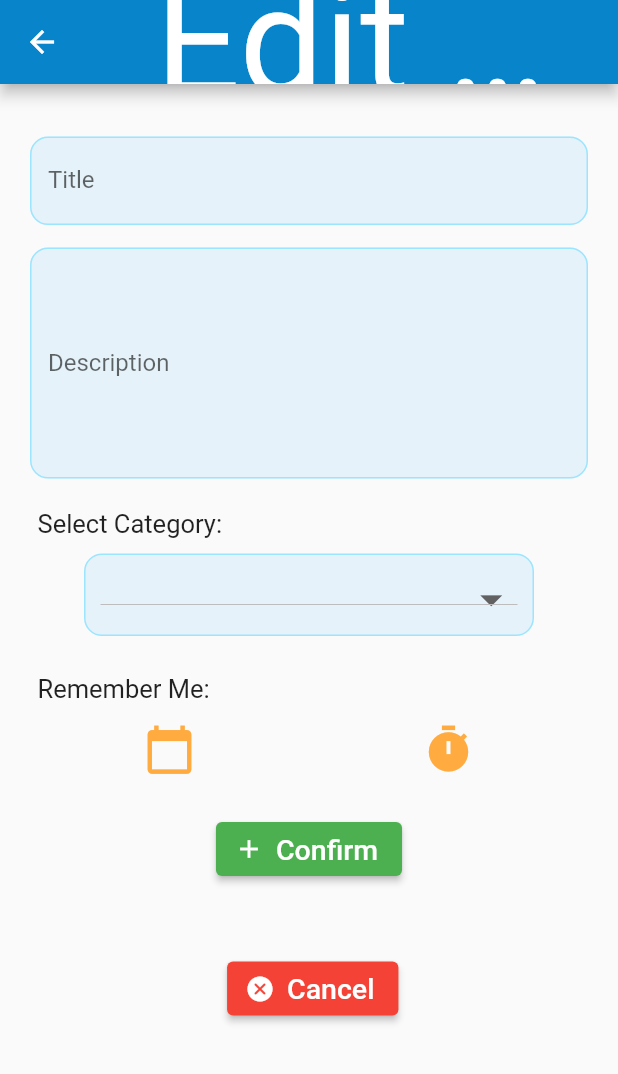
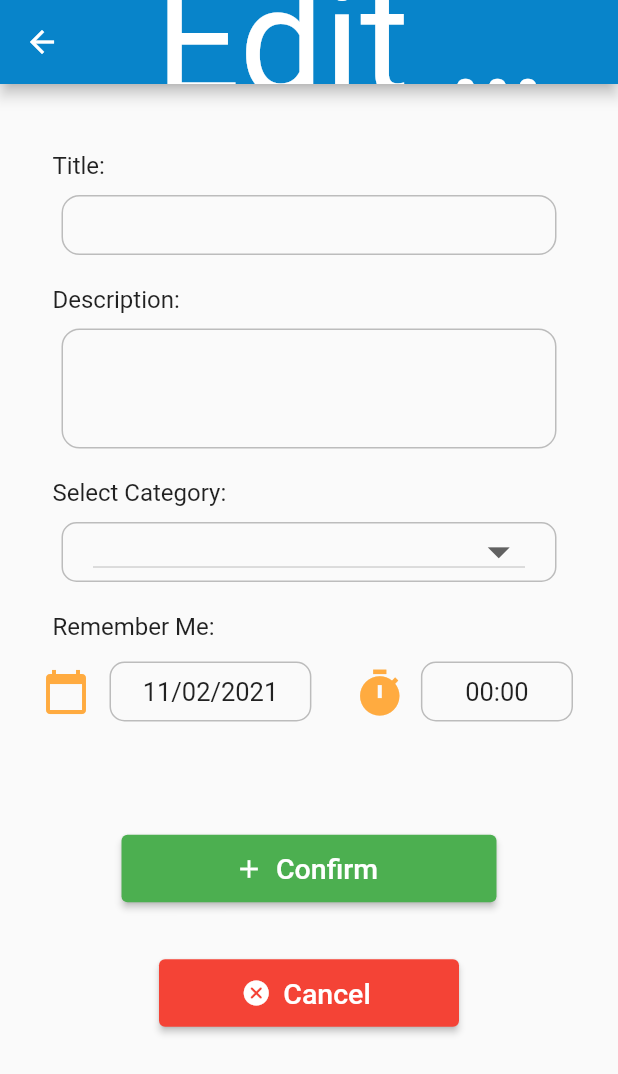
Before and after one commit to luisfdgois/AppAgenda, a Flutter app: the AnnotationEdit screen opened directly with empty values, on a phone screen of 412 x 824 dp. Shown: the top 1074 px of the screen. Run offline on Flutter 3.47's test engine with Material 2 defaults, Android fonts, the phone set to English and light mode, and no system bars; our stand-ins replace date_format, table_calendar.

Commit message:
Refatoração na tela de edição de anotações e aplicação do novo design de tela na mesma

```diff
--- a/lib/models/Annotation.dart
+++ b/lib/models/Annotation.dart
@@ -2,11 +2,11 @@ import 'package:flutter/material.dart';
 
 class Annotation {
   int? Id;
-  final String Title;
-  final String Description;
-  final String Category;
-  final DateTime Date;
-  final bool Notifiable;
+  String Title;
+  String Description;
+  String Category;
+  DateTime Date;
+  bool Notifiable;
 
   Annotation(
       this.Id,
--- a/lib/views/annotations/forms/annotation_create.dart
+++ b/lib/views/annotations/forms/annotation_create.dart
@@ -142,7 +142,7 @@ class _AnnotationCreateState extends State<AnnotationCreate> {
                                       },
                                       icon: Icon(Icons.calendar_today,
                                           color: Colors.orangeAccent,
-                                          size: 35)),
+                                          size: 32)),
                                 ),
                                 Expanded(
                                     flex: 3,
@@ -150,7 +150,7 @@ class _AnnotationCreateState extends State<AnnotationCreate> {
                                         width: 120,
                                         height: 40,
                                         margin: EdgeInsets.only(
-                                            left: 10, right: 20),
+                                            left: 5, right: 20),
                                         alignment: Alignment.center,
                                         decoration: BoxDecoration(
                                             borderRadius:
@@ -177,7 +177,7 @@ class _AnnotationCreateState extends State<AnnotationCreate> {
                                     child: Container(
                                         width: 80,
                                         height: 40,
-                                        margin: EdgeInsets.only(left: 10),
+                                        margin: EdgeInsets.only(left: 5),
                                         alignment: Alignment.center,
                                         decoration: BoxDecoration(
                                             borderRadius:
--- a/lib/views/annotations/forms/annotation_edit.dart
+++ b/lib/views/annotations/forms/annotation_edit.dart
@@ -1,3 +1,4 @@
+import 'package:date_format/date_format.dart';
 import 'package:flutter/cupertino.dart';
 import 'package:flutter/material.dart';
 import 'package:projeto_agenda/data/AnnotationRepository.dart';
@@ -17,18 +18,18 @@ class _AnnotationEditState extends State<AnnotationEdit> {
   final Map<String, Object> _mapForm = {};
 
   final _categories = {...dummy_categories}.values.toList();
-  String _chosenCategory = "Any";
+  String? _chosenCategory;
 
-  DateTime? _selectedDate;
   TimeOfDay? _selectedTime;
+
+  Annotation? annotation;
 
   @override
   Widget build(BuildContext context) {
-    final annotation = ModalRoute.of(context)!.settings.arguments as Annotation;
+    annotation = ModalRoute.of(context)!.settings.arguments as Annotation;
 
-    _chosenCategory = annotation.Category;
-    _selectedDate = annotation.Date;
-    _selectedTime = TimeOfDay.fromDateTime(annotation.Date);
+    _chosenCategory = annotation!.Category;
+    TimeOfDay? _selectedTimeTemp = _getTime();
 
     return Scaffold(
         appBar: AppBar(
@@ -43,68 +44,71 @@ class _AnnotationEditState extends State<AnnotationEdit> {
                 child: ListView(children: [
                   Padding(
                       padding: EdgeInsets.only(top: 15),
-                      child: Container(
-                          width: 330,
-                          decoration: BoxDecoration(
-                              color: Color(0xffE6F2F9),
-                              borderRadius: BorderRadius.circular(12)),
-                          child: TextFormField(
-                            initialValue: annotation.Title,
-                            decoration: InputDecoration(
-                                labelText: 'Title',
-                                focusedBorder: OutlineInputBorder(
-                                    borderSide:
-                                    BorderSide(color: Color(0xff9CE5FF)),
-                                    borderRadius: BorderRadius.circular(12)),
-                                enabledBorder: OutlineInputBorder(
-                                    borderSide:
-                                    BorderSide(color: Color(0xff9CE5FF)),
-                                    borderRadius: BorderRadius.circular(12))),
-                            onSaved: (value) => _mapForm["title"] = value!,
-                          ))),
-                  Padding(
-                      padding: EdgeInsets.only(top: 15),
-                      child: Container(
-                          width: 330,
-                          decoration: BoxDecoration(
-                              color: Color(0xffE6F2F9),
-                              borderRadius: BorderRadius.circular(12)),
-                          child: TextFormField(
-                              initialValue: annotation.Description,
-                              keyboardType: TextInputType.multiline,
-                              maxLines: 6,
-                              decoration: InputDecoration(
-                                  labelText: 'Description',
-                                  focusedBorder: OutlineInputBorder(
-                                      borderSide:
-                                      BorderSide(color: Color(0xff9CE5FF)),
-                                      borderRadius: BorderRadius.circular(12)),
-                                  enabledBorder: OutlineInputBorder(
-                                      borderSide:
-                                      BorderSide(color: Color(0xff9CE5FF)),
-                                      borderRadius: BorderRadius.circular(12))),
-                              onSaved: (value) =>
-                              _mapForm["description"] = value!))),
-                  Padding(
-                      padding: EdgeInsets.only(top: 15),
                       child: Column(
                         children: [
                           Container(
                             alignment: Alignment.centerLeft,
                             padding:
-                              EdgeInsets.only(top: 5, left: 5, bottom: 10),
+                                EdgeInsets.only(top: 10, bottom: 10, left: 15),
+                            child:
+                                Text("Title:", style: TextStyle(fontSize: 16)),
+                          ),
+                          Container(
+                              width: 330,
+                              height: 40,
+                              decoration: BoxDecoration(
+                                  borderRadius: BorderRadius.circular(10)),
+                              child: TextFormField(
+                                initialValue: annotation!.Title,
+                                style: TextStyle(fontSize: 17),
+                                decoration: _buildInputDecoration(),
+                                onSaved: (value) => _mapForm["title"] = value!,
+                              )),
+                        ],
+                      )),
+                  Padding(
+                      padding: EdgeInsets.only(top: 20),
+                      child: Column(
+                        children: [
+                          Container(
+                            alignment: Alignment.centerLeft,
+                            padding: EdgeInsets.only(bottom: 10, left: 15),
+                            child: Text("Description:",
+                                style: TextStyle(fontSize: 16)),
+                          ),
+                          Container(
+                              width: 330,
+                              height: 80,
+                              decoration: BoxDecoration(
+                                  borderRadius: BorderRadius.circular(10)),
+                              child: TextFormField(
+                                  initialValue: annotation!.Description,
+                                  style: TextStyle(fontSize: 17),
+                                  keyboardType: TextInputType.multiline,
+                                  maxLines: 6,
+                                  decoration: _buildInputDecoration(),
+                                  onSaved: (value) =>
+                                      _mapForm["description"] = value!))
+                        ],
+                      )),
+                  Padding(
+                      padding: EdgeInsets.only(top: 20),
+                      child: Column(
+                        children: [
+                          Container(
+                              alignment: Alignment.centerLeft,
+                              padding: EdgeInsets.only(left: 15, bottom: 10),
                               child: Text("Select Category:",
-                                  style: TextStyle(fontSize: 17))),
+                                  style: TextStyle(fontSize: 16))),
                           Container(
                               padding: EdgeInsets.symmetric(
-                                  vertical: 12, horizontal: 10),
-                              width: 300,
-                              height: 55,
+                                  vertical: 1, horizontal: 20),
+                              width: 330,
+                              height: 40,
                               decoration: BoxDecoration(
-                                  color: Color(0xffE6F2F9),
-                                  borderRadius: BorderRadius.circular(12),
+                                  borderRadius: BorderRadius.circular(10),
                                   border: Border.all(
-                                      color: Color(0xff9CE5FF), width: 1)),
+                                      color: Color(0xffBCBCBC), width: 1)),
                               child: DropdownButton(
                                 value: _chosenCategory,
                                 isExpanded: true,
@@ -112,7 +116,7 @@ class _AnnotationEditState extends State<AnnotationEdit> {
                                 onChanged: (String? newChoice) => {
                                   setState(() {
                                     _chosenCategory = newChoice!;
-                                    _mapForm["title"] = _chosenCategory;
+                                    _mapForm["title"] = _chosenCategory!;
                                   })
                                 },
                                 items: _categories
@@ -127,30 +131,47 @@ class _AnnotationEditState extends State<AnnotationEdit> {
                         ],
                       )),
                   Padding(
-                      padding: EdgeInsets.only(top: 15),
+                      padding: EdgeInsets.only(top: 20, right: 10),
                       child: Column(
                         children: [
                           Container(
                               alignment: Alignment.centerLeft,
-                              padding:
-                              EdgeInsets.only(top: 10, left: 5, bottom: 5),
+                              padding: EdgeInsets.only(left: 15, bottom: 10),
                               child: Text("Remember Me:",
-                                  style: TextStyle(fontSize: 17))),
+                                  style: TextStyle(fontSize: 16))),
                           Container(
                             child: Row(
                               children: [
                                 Expanded(
-                                  flex: 2,
+                                  flex: 0,
                                   child: IconButton(
                                       onPressed: () {
                                         _selectDate(context);
                                       },
                                       icon: Icon(Icons.calendar_today,
                                           color: Colors.orangeAccent,
-                                          size: 35)),
+                                          size: 32)),
                                 ),
                                 Expanded(
-                                  flex: 2,
+                                    flex: 3,
+                                    child: Container(
+                                        width: 120,
+                                        height: 40,
+                                        margin:
+                                            EdgeInsets.only(left: 5, right: 20),
+                                        alignment: Alignment.center,
+                                        decoration: BoxDecoration(
+                                            borderRadius:
+                                                BorderRadius.circular(10),
+                                            border: Border.all(
+                                                color: Color(0xffBCBCBC))),
+                                        child: Text(
+                                          formatDate(annotation!.Date,
+                                              ['mm', '/', 'dd', '/', 'yyyy']),
+                                          style: TextStyle(fontSize: 17),
+                                        ))),
+                                Expanded(
+                                  flex: 0,
                                   child: IconButton(
                                       onPressed: () {
                                         _selectTime(context);
@@ -158,7 +179,25 @@ class _AnnotationEditState extends State<AnnotationEdit> {
                                       icon: Icon(Icons.timer,
                                           color: Colors.orangeAccent,
                                           size: 35)),
-                                )
+                                ),
+                                Expanded(
+                                    flex: 2,
+                                    child: Container(
+                                        width: 80,
+                                        height: 40,
+                                        margin: EdgeInsets.only(left: 5),
+                                        alignment: Alignment.center,
+                                        decoration: BoxDecoration(
+                                            borderRadius:
+                                                BorderRadius.circular(10),
+                                            border: Border.all(
+                                                color: Color(0xffBCBCBC))),
+                                        child: Text(
+                                          _selectedTimeTemp != null
+                                              ? "${_selectedTimeTemp.hour}:${_selectedTimeTemp.minute}"
+                                              : "00:00",
+                                          style: TextStyle(fontSize: 17),
+                                        )))
                               ],
                             ),
                           )
@@ -169,32 +208,28 @@ class _AnnotationEditState extends State<AnnotationEdit> {
                       children: [
                         Center(
                             child: Container(
-                                padding: EdgeInsets.only(top: 20),
+                                padding: EdgeInsets.only(top: 70),
                                 child: ElevatedButton.icon(
                                     onPressed: () {
                                       _form.currentState?.save();
                                       Provider.of<AnnotationRepository>(context,
                                               listen: false)
-                                          .update(annotation.Id!, Annotation(
-                                          0,
-                                          _mapForm["title"]!.toString(),
-                                          _mapForm["description"]!
-                                              .toString(),
-                                          _chosenCategory,
-                                          _getDate(),
-                                          _isNotifiable()));
+                                          .update(annotation!.Id!,
+                                              _createAnnotationFromFormFields());
                                       Navigator.of(context).pop();
                                     },
                                     icon: Icon(Icons.add, size: 20),
                                     label: Text("Confirm",
                                         style: TextStyle(fontSize: 19)),
                                     style: ButtonStyle(
+                                        fixedSize: MaterialStateProperty.all(
+                                            Size(250, 45)),
                                         backgroundColor:
                                             MaterialStateProperty.all(
                                                 Colors.green))))),
-                        Padding(
-                            padding: EdgeInsets.only(
-                                left: 10, top: 45, bottom: 10, right: 5),
+                        Center(
+                            child: Container(
+                                padding: EdgeInsets.only(top: 35),
                                 child: ElevatedButton.icon(
                                     onPressed: () {
                                       Navigator.of(context).pop();
@@ -206,25 +241,57 @@ class _AnnotationEditState extends State<AnnotationEdit> {
                                     label: Text("Cancel",
                                         style: TextStyle(fontSize: 19)),
                                     style: ButtonStyle(
+                                        fixedSize: MaterialStateProperty.all(
+                                            Size(200, 45)),
                                         backgroundColor:
-                                    MaterialStateProperty.all(Colors.red))))
+                                            MaterialStateProperty.all(
+                                                Colors.red)))))
                       ],
                     ),
                   )
                 ]))));
   }
 
+  Annotation _createAnnotationFromFormFields() {
+    return Annotation(
+        0,
+        _mapForm["title"]!.toString(),
+        _mapForm["description"]!.toString(),
+        _chosenCategory!,
+        _getDate(),
+        _isNotifiable());
+  }
+
+  InputDecoration _buildInputDecoration() {
+    return InputDecoration(
+        alignLabelWithHint: true,
+        focusedBorder: _buildFocusedBorder(),
+        enabledBorder: _buildEnabledBorder());
+  }
+
+  OutlineInputBorder _buildFocusedBorder() {
+    return OutlineInputBorder(
+        borderSide: BorderSide(color: Color(0xff9CE5FF)),
+        borderRadius: BorderRadius.circular(12));
+  }
+
+  OutlineInputBorder _buildEnabledBorder() {
+    return OutlineInputBorder(
+        borderSide: BorderSide(color: Color(0xffBCBCBC)),
+        borderRadius: BorderRadius.circular(12));
+  }
+
   void _selectDate(BuildContext context) async {
     final DateTime? picked = await showDatePicker(
         context: context,
-        initialDate: _selectedDate ?? DateTime.now(),
+        initialDate: annotation!.Date,
         firstDate: DateTime(2000, 1, 1),
         lastDate: DateTime(2030, 12, 31),
         initialDatePickerMode: DatePickerMode.day);
 
     if (picked != null)
       setState(() {
-        _selectedDate = picked;
+        annotation!.Date = picked;
       });
   }
 
@@ -239,13 +306,22 @@ class _AnnotationEditState extends State<AnnotationEdit> {
   }
 
   DateTime _getDate() {
-    if (_selectedDate == null) return DateTime.now();
 
     if (_selectedTime != null)
-      _selectedDate = DateTime(_selectedDate!.year, _selectedDate!.month,
-          _selectedDate!.day, _selectedDate!.hour, _selectedDate!.minute);
+      annotation!.Date = DateTime(annotation!.Date.year, annotation!.Date.month,
+          annotation!.Date.day, annotation!.Date.hour, annotation!.Date.minute);
 
-    return _selectedDate!;
+    return annotation!.Date;
+  }
+
+  TimeOfDay? _getTime(){
+    if(_selectedTime != null)
+      return _selectedTime;
+
+    else if(annotation!.Notifiable && _selectedTime == null)
+      return TimeOfDay.fromDateTime(annotation!.Date);
+
+    return null;
   }
 
   bool _isNotifiable() {
```
Lines whose indentation alone changed are shown as unchanged.
